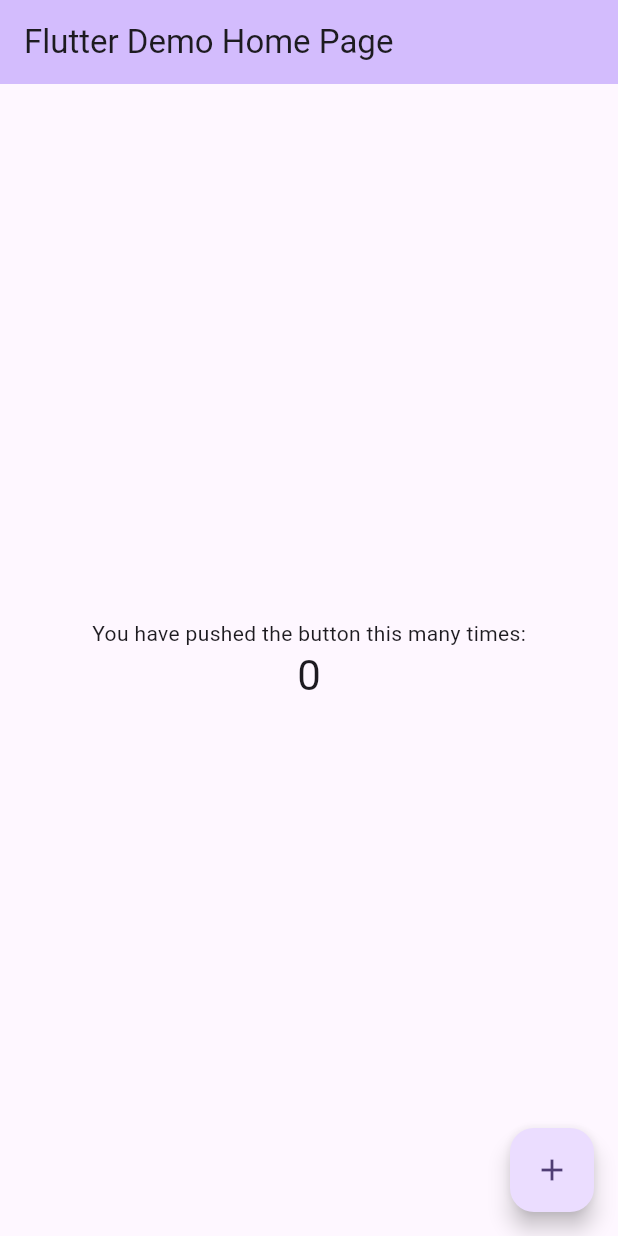
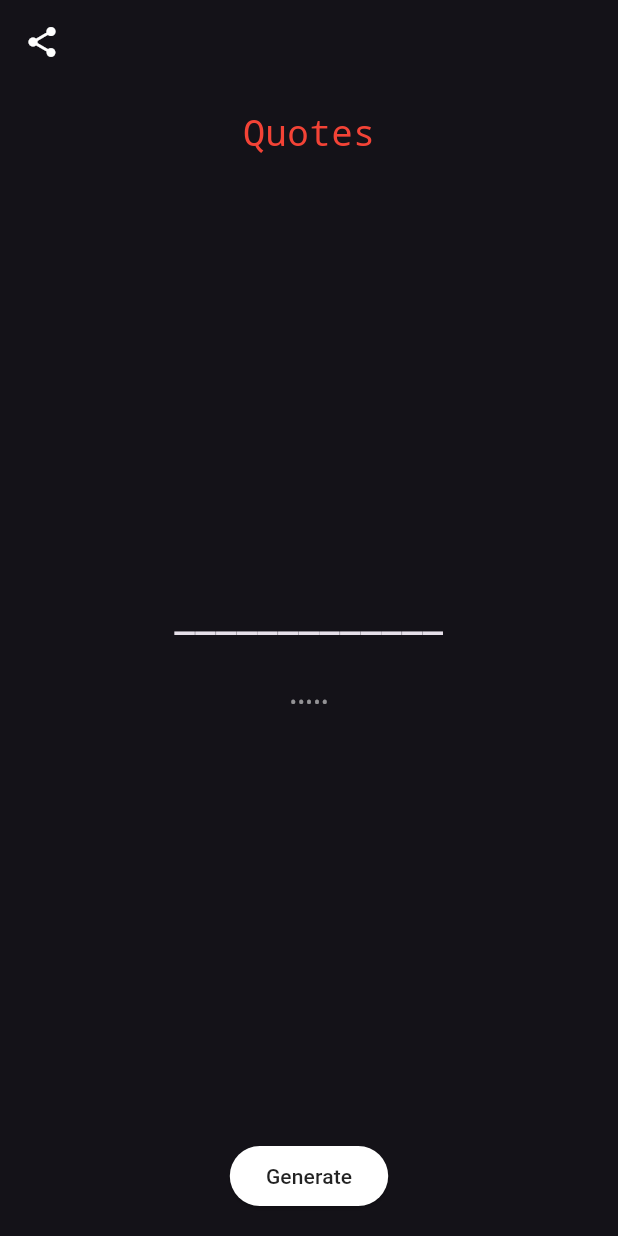
Before and after one commit to NourNabil2/CodeAlpha_Tasks, a Flutter app: the screen it shows after launch, on a phone screen of 412 x 824 dp. Run offline on Flutter 3.47's test engine with Material 3 defaults, Android fonts, the light colour scheme and no system bars; our stand-ins replace rflutter_alert, share_plus, swipe_cards; network calls fail.

Commit message:
random quote done

```diff
--- /dev/null
+++ b/codealpha_random_quote_generetor/lib/api.dart
@@ -0,0 +1,17 @@
+import 'dart:convert';
+import 'package:codealpha_random_quote_generator/quote_model.dart';
+import 'package:http/http.dart' as http;
+
+class Api {
+  static const String baseUrl = "https://zenquotes.io/api/";
+
+  static Future<QuoteModel> fetchRandomQuote() async {
+    final response = await http.get(Uri.parse("${baseUrl}random"));
+    if (response.statusCode == 200) {
+      final data = json.decode(response.body);
+      return QuoteModel.fromJson(data[0]);
+    } else {
+      throw Exception("Failed to generate quote");
+    }
+  }
+}
--- /dev/null
+++ b/codealpha_random_quote_generetor/lib/home_page.dart
@@ -0,0 +1,107 @@
+import 'package:codealpha_random_quote_generator/quote_model.dart';
+import 'package:flutter/material.dart';
+import 'package:share_plus/share_plus.dart';
+
+import 'api.dart';
+
+class HomePage extends StatefulWidget {
+  const HomePage({super.key});
+
+  @override
+  State<HomePage> createState() => _HomePageState();
+}
+
+class _HomePageState extends State<HomePage> {
+  bool inProgress = false;
+  QuoteModel? quote;
+
+  @override
+  void initState() {
+    _fetchQuote();
+    super.initState();
+  }
+
+  @override
+  Widget build(BuildContext context) {
+    return SafeArea(
+
+        child: Scaffold(
+          appBar: AppBar(
+            leading: IconButton(onPressed: () async {
+             await Share.share('${quote!.q} \n Writer: ${quote!.a}',subject: 'Random Quote',sharePositionOrigin: Rect.fromCenter(center: Offset.zero, width: 50, height: 100));
+
+            }, icon: Icon(Icons.share,color: Colors.white,)),
+          ),
+      body: Padding(
+        padding: const EdgeInsets.all(16.0),
+        child: Center(
+          child: Column(
+            mainAxisAlignment: MainAxisAlignment.center,
+            children: [
+              const Text(
+                "Quotes",
+                style: TextStyle(
+                  color: Colors.red,
+                  fontFamily: 'monospace',
+                  fontSize: 24,
+                ),
+              ),
+              const Spacer(),
+              Text(
+                quote?.q ?? "_____________",
+                style: const TextStyle(
+                  fontSize: 30,
+                ),
+                textAlign: TextAlign.center,
+              ),
+              const SizedBox(height: 16),
+              Text(
+                quote?.a ?? ".....",
+                style: const TextStyle(
+                  fontSize: 20,
+                  color: Colors.white54,
+                  fontFamily: 'serif',
+                ),
+              ),
+              const Spacer(),
+              inProgress
+                  ? const CircularProgressIndicator(
+                      color: Colors.white,
+                    )
+                  : ElevatedButton(
+                      onPressed: () {
+                        _fetchQuote();
+                      },
+                      style: ElevatedButton.styleFrom(
+                          backgroundColor: Colors.white),
+                      child: const Text(
+                        "Generate",
+                        style: TextStyle(color: Colors.black87),
+                      ),
+                    )
+            ],
+          ),
+        ),
+      ),
+    ));
+  }
+
+  _fetchQuote() async {
+    setState(() {
+      inProgress = true;
+    });
+    try {
+      final fetchedQuote = await Api.fetchRandomQuote();
+      debugPrint(fetchedQuote.toJson().toString());
+      setState(() {
+        quote = fetchedQuote;
+      });
+    } catch (e) {
+      debugPrint("Failed to generate quote");
+    } finally {
+      setState(() {
+        inProgress = false;
+      });
+    }
+  }
+}
--- a/codealpha_random_quote_generetor/lib/main.dart
+++ b/codealpha_random_quote_generetor/lib/main.dart
@@ -1,4 +1,5 @@
 import 'package:flutter/material.dart';
+import 'home_page.dart';
 
 void main() {
   runApp(const MyApp());
@@ -12,114 +13,9 @@
   Widget build(BuildContext context) {
     return MaterialApp(
       title: 'Flutter Demo',
-      theme: ThemeData(
-        // This is the theme of your application.
-        //
-        // TRY THIS: Try running your application with "flutter run". You'll see
-        // the application has a purple toolbar. Then, without quitting the app,
-        // try changing the seedColor in the colorScheme below to Colors.green
-        // and then invoke "hot reload" (save your changes or press the "hot
-        // reload" button in a Flutter-supported IDE, or press "r" if you used
-        // the command line to start the app).
-        //
-        // Notice that the counter didn't reset back to zero; the application
-        // state is not lost during the reload. To reset the state, use hot
-        // restart instead.
-        //
-        // This works for code too, not just values: Most code changes can be
-        // tested with just a hot reload.
-        colorScheme: ColorScheme.fromSeed(seedColor: Colors.deepPurple),
-        useMaterial3: true,
-      ),
-      home: const MyHomePage(title: 'Flutter Demo Home Page'),
+      debugShowCheckedModeBanner: false,
+      theme: ThemeData.dark(),
+      home: HomePage(),
     );
   }
 }
-
-class MyHomePage extends StatefulWidget {
-  const MyHomePage({super.key, required this.title});
-
-  // This widget is the home page of your application. It is stateful, meaning
-  // that it has a State object (defined below) that contains fields that affect
-  // how it looks.
-
-  // This class is the configuration for the state. It holds the values (in this
-  // case the title) provided by the parent (in this case the App widget) and
-  // used by the build method of the State. Fields in a Widget subclass are
-  // always marked "final".
-
-  final String title;
-
-  @override
-  State<MyHomePage> createState() => _MyHomePageState();
-}
-
-class _MyHomePageState extends State<MyHomePage> {
-  int _counter = 0;
-
-  void _incrementCounter() {
-    setState(() {
-      // This call to setState tells the Flutter framework that something has
-      // changed in this State, which causes it to rerun the build method below
-      // so that the display can reflect the updated values. If we changed
-      // _counter without calling setState(), then the build method would not be
-      // called again, and so nothing would appear to happen.
-      _counter++;
-    });
-  }
-
-  @override
-  Widget build(BuildContext context) {
-    // This method is rerun every time setState is called, for instance as done
-    // by the _incrementCounter method above.
-    //
-    // The Flutter framework has been optimized to make rerunning build methods
-    // fast, so that you can just rebuild anything that needs updating rather
-    // than having to individually change instances of widgets.
-    return Scaffold(
-      appBar: AppBar(
-        // TRY THIS: Try changing the color here to a specific color (to
-        // Colors.amber, perhaps?) and trigger a hot reload to see the AppBar
-        // change color while the other colors stay the same.
-        backgroundColor: Theme.of(context).colorScheme.inversePrimary,
-        // Here we take the value from the MyHomePage object that was created by
-        // the App.build method, and use it to set our appbar title.
-        title: Text(widget.title),
-      ),
-      body: Center(
-        // Center is a layout widget. It takes a single child and positions it
-        // in the middle of the parent.
-        child: Column(
-          // Column is also a layout widget. It takes a list of children and
-          // arranges them vertically. By default, it sizes itself to fit its
-          // children horizontally, and tries to be as tall as its parent.
-          //
-          // Column has various properties to control how it sizes itself and
-          // how it positions its children. Here we use mainAxisAlignment to
-          // center the children vertically; the main axis here is the vertical
-          // axis because Columns are vertical (the cross axis would be
-          // horizontal).
-          //
-          // TRY THIS: Invoke "debug painting" (choose the "Toggle Debug Paint"
-          // action in the IDE, or press "p" in the console), to see the
-          // wireframe for each widget.
-          mainAxisAlignment: MainAxisAlignment.center,
-          children: <Widget>[
-            const Text(
-              'You have pushed the button this many times:',
-            ),
-            Text(
-              '$_counter',
-              style: Theme.of(context).textTheme.headlineMedium,
-            ),
-          ],
-        ),
-      ),
-      floatingActionButton: FloatingActionButton(
-        onPressed: _incrementCounter,
-        tooltip: 'Increment',
-        child: const Icon(Icons.add),
-      ), // This trailing comma makes auto-formatting nicer for build methods.
-    );
-  }
-}
--- /dev/null
+++ b/codealpha_random_quote_generetor/lib/quote_model.dart
@@ -0,0 +1,21 @@
+class QuoteModel {
+  String? q;
+  String? a;
+  String? h;
+
+  QuoteModel({this.q, this.a, this.h});
+
+  QuoteModel.fromJson(Map<String, dynamic> json) {
+    q = json['q'];
+    a = json['a'];
+    h = json['h'];
+  }
+
+  Map<String, dynamic> toJson() {
+    final Map<String, dynamic> data = new Map<String, dynamic>();
+    data['q'] = this.q;
+    data['a'] = this.a;
+    data['h'] = this.h;
+    return data;
+  }
+}
--- a/codealpha_random_quote_generetor/pubspec.yaml
+++ b/codealpha_random_quote_generetor/pubspec.yaml
@@ -35,6 +35,8 @@ dependencies:
   # The following adds the Cupertino Icons font to your application.
   # Use with the CupertinoIcons class for iOS style icons.
   cupertino_icons: ^1.0.6
+  http:
+  share_plus: ^4.0.10+1
 
 dev_dependencies:
   flutter_test:
```
Also changed, not shown: codealpha_random_quote_generetor/pubspec.lock, 6 other files.
